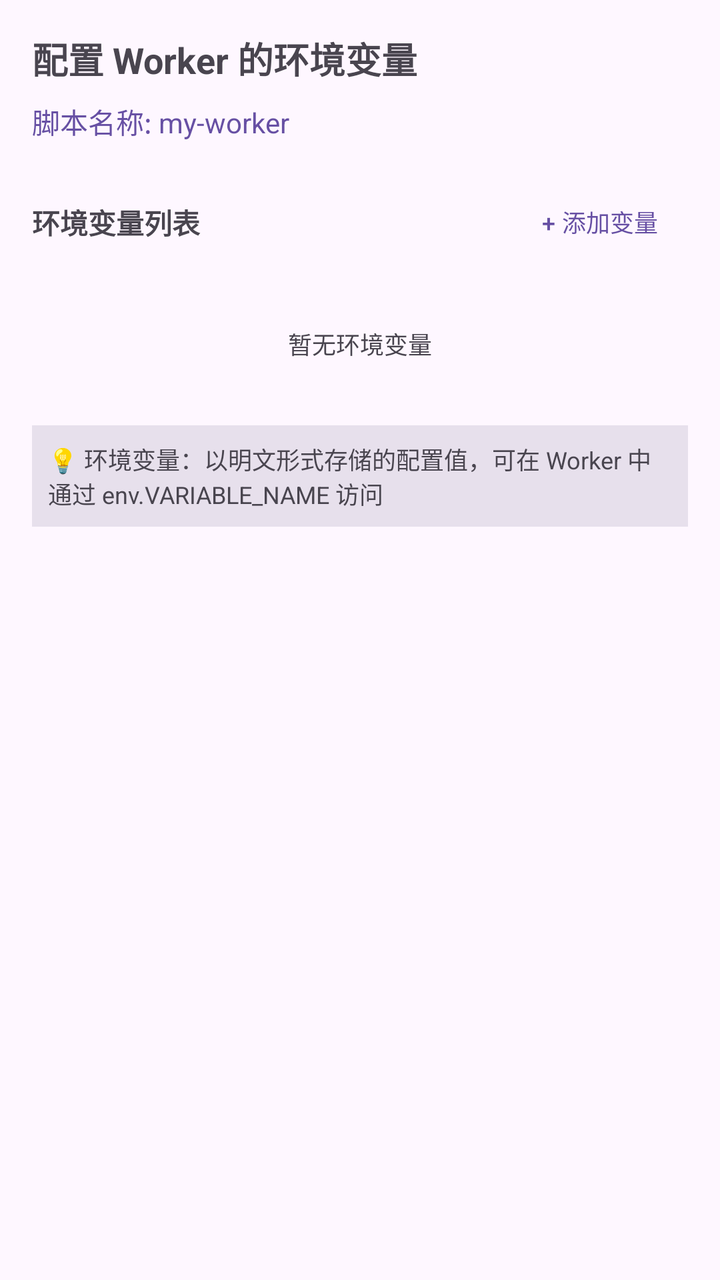
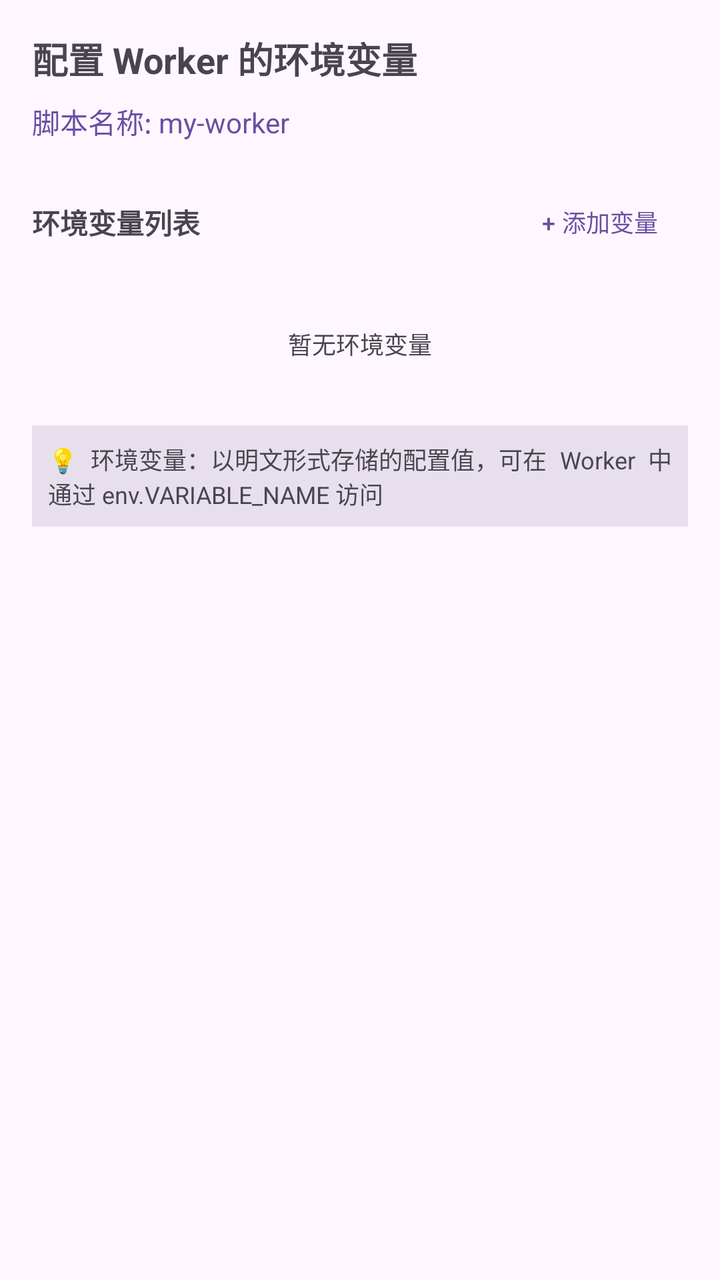

Compare the two renders of this Android layout. The source of the first and the diff that turns it into the second are given below.
<!-- AndroidManifest.xml: application theme AppTheme -->
<!-- res/layout/dialog_script_variables.xml -->
<?xml version="1.0" encoding="utf-8"?>
<LinearLayout xmlns:android="http://schemas.android.com/apk/res/android"
    xmlns:app="http://schemas.android.com/apk/res-auto"
    android:layout_width="match_parent"
    android:layout_height="wrap_content"
    android:orientation="vertical"
    android:padding="16dp">

    <TextView
        android:id="@+id/scriptNameTitle"
        android:layout_width="match_parent"
        android:layout_height="wrap_content"
        android:text="配置 Worker 的环境变量"
        android:textSize="18sp"
        android:textStyle="bold"
        android:layout_marginBottom="8dp" />

    <TextView
        android:id="@+id/scriptNameText"
        android:layout_width="match_parent"
        android:layout_height="wrap_content"
        android:text="脚本名称: my-worker"
        android:textSize="14sp"
        android:textColor="?attr/colorPrimary"
        android:layout_marginBottom="16dp" />

    <LinearLayout
        android:layout_width="match_parent"
        android:layout_height="wrap_content"
        android:orientation="horizontal"
        android:gravity="center_vertical"
        android:layout_marginBottom="12dp">

        <TextView
            android:layout_width="0dp"
            android:layout_height="wrap_content"
            android:layout_weight="1"
            android:text="环境变量列表"
            android:textSize="14sp"
            android:textStyle="bold" />

        <Button
            android:id="@+id/addVariableBtn"
            android:layout_width="wrap_content"
            android:layout_height="wrap_content"
            android:text="+ 添加变量"
            android:textSize="12sp"
            style="@style/Widget.Material3.Button.TextButton" />

    </LinearLayout>

    <androidx.recyclerview.widget.RecyclerView
        android:id="@+id/variablesRecyclerView"
        android:layout_width="match_parent"
        android:layout_height="wrap_content"
        android:maxHeight="300dp"
        android:nestedScrollingEnabled="true"
        app:layoutManager="androidx.recyclerview.widget.LinearLayoutManager" />

    <TextView
        android:id="@+id/noVariablesText"
        android:layout_width="match_parent"
        android:layout_height="wrap_content"
        android:text="暂无环境变量"
        android:textSize="12sp"
        android:textColor="?android:attr/textColorSecondary"
        android:padding="16dp"
        android:gravity="center"
        android:visibility="visible" />

    <TextView
        android:layout_width="match_parent"
        android:layout_height="wrap_content"
        android:text="💡 环境变量：以明文形式存储的配置值，可在 Worker 中通过 env.VARIABLE_NAME 访问"
        android:textSize="12sp"
        android:textColor="?android:attr/textColorSecondary"
        android:layout_marginTop="16dp"
        android:padding="8dp"
        android:background="?attr/colorSurfaceVariant" />

</LinearLayout>
<!-- resources referenced by this layout -->
<resources>
  <style name="AppTheme" parent="Base.AppTheme" />
  <style name="Base.AppTheme" parent="Theme.Material3.DayNight.NoActionBar">
      
      
    </style>
</resources>

<!-- the commit's change to res/layout/dialog_script_variables.xml (unified diff, before → after) -->
@@ -10,7 +10,7 @@
         android:id="@+id/scriptNameTitle"
         android:layout_width="match_parent"
         android:layout_height="wrap_content"
-        android:text="配置 Worker 的环境变量"
+        android:text="@string/xml_dialog_script_variables"
         android:textSize="18sp"
         android:textStyle="bold"
         android:layout_marginBottom="8dp" />
@@ -19,7 +19,7 @@
         android:id="@+id/scriptNameText"
         android:layout_width="match_parent"
         android:layout_height="wrap_content"
-        android:text="脚本名称: my-worker"
+        android:text="@string/binding_script_name_preview"
         android:textSize="14sp"
         android:textColor="?attr/colorPrimary"
         android:layout_marginBottom="16dp" />
@@ -35,7 +35,7 @@
             android:layout_width="0dp"
             android:layout_height="wrap_content"
             android:layout_weight="1"
-            android:text="环境变量列表"
+            android:text="@string/pages_variables_list_title"
             android:textSize="14sp"
             android:textStyle="bold" />
 
@@ -43,7 +43,7 @@
             android:id="@+id/addVariableBtn"
             android:layout_width="wrap_content"
             android:layout_height="wrap_content"
-            android:text="+ 添加变量"
+            android:text="@string/pages_add_variable"
             android:textSize="12sp"
             style="@style/Widget.Material3.Button.TextButton" />
 
@@ -61,7 +61,7 @@
         android:id="@+id/noVariablesText"
         android:layout_width="match_parent"
         android:layout_height="wrap_content"
-        android:text="暂无环境变量"
+        android:text="@string/pages_no_variables"
         android:textSize="12sp"
         android:textColor="?android:attr/textColorSecondary"
         android:padding="16dp"
@@ -71,7 +71,7 @@
     <TextView
         android:layout_width="match_parent"
         android:layout_height="wrap_content"
-        android:text="💡 环境变量：以明文形式存储的配置值，可在 Worker 中通过 env.VARIABLE_NAME 访问"
+        android:text="@string/xml_dialog_script_variables_2"
         android:textSize="12sp"
         android:textColor="?android:attr/textColorSecondary"
         android:layout_marginTop="16dp"
<!-- resource entries referenced after the edit -->
@@ -1,9 +1,58 @@
 <!-- resources referenced by this layout -->
 <resources>
+  <string name="binding_script_name_preview">脚本名称: my-worker</string>
+  <string name="pages_add_variable">+ 添加变量</string>
+  <string name="pages_no_variables">暂无环境变量</string>
+  <string name="pages_variables_list_title">环境变量列表</string>
+  <string name="xml_dialog_script_variables">配置 Worker 的环境变量</string>
+  <string name="xml_dialog_script_variables_2">💡 环境变量：以明文形式存储的配置值，可在 Worker 中通过 env.VARIABLE_NAME 访问</string>
   <style name="AppTheme" parent="Base.AppTheme" />
   <style name="Base.AppTheme" parent="Theme.Material3.DayNight.NoActionBar">
       
       
+  
+      
+      <item name="android:textViewStyle">@style/AppTextView</item>
+      <item name="android:buttonStyle">@style/AppButton</item>
+      <item name="materialButtonStyle">@style/AppMaterialButton</item>
+      <item name="chipStyle">@style/AppChip</item>
     </style>
+  <style name="AppTextView" parent="@android:style/Widget.DeviceDefault.TextView">
+      <item name="android:breakStrategy">simple</item>
+      <item name="android:hyphenationFrequency">full</item>
+      <item name="android:ellipsize">end</item>
+      <item name="android:justificationMode">inter_word</item>
+      <item name="android:textIsSelectable">false</item>
+    </style>
+  <style name="AppButton" parent="Widget.Material3.Button">
+      <item name="android:minHeight">@dimen/app_button_min_height</item>
+      <item name="android:minWidth">@dimen/app_button_min_width</item>
+      <item name="android:maxLines">2</item>
+      <item name="android:ellipsize">end</item>
+      <item name="android:paddingStart">@dimen/app_button_padding_h</item>
+      <item name="android:paddingEnd">@dimen/app_button_padding_h</item>
+      <item name="android:breakStrategy">simple</item>
+      <item name="android:hyphenationFrequency">full</item>
+      <item name="android:textSize">@dimen/app_button_text_size</item>
+    </style>
+  <style name="AppMaterialButton" parent="Widget.Material3.Button">
+      <item name="android:minHeight">@dimen/app_button_min_height</item>
+      <item name="android:minWidth">@dimen/app_button_min_width</item>
+      <item name="android:maxLines">2</item>
+      <item name="android:ellipsize">end</item>
+      <item name="android:paddingStart">@dimen/app_button_padding_h</item>
+      <item name="android:paddingEnd">@dimen/app_button_padding_h</item>
+      <item name="android:breakStrategy">simple</item>
+      <item name="android:hyphenationFrequency">full</item>
+      <item name="android:textAllCaps">false</item>
+      <item name="android:textSize">@dimen/app_button_text_size</item>
+    </style>
+  <style name="AppChip" parent="Widget.Material3.Chip.Assist">
+      <item name="android:textIsSelectable">false</item>
+    </style>
+  <dimen name="app_button_min_height">48dp</dimen>
+  <dimen name="app_button_min_width">112dp</dimen>
+  <dimen name="app_button_padding_h">10dp</dimen>
+  <dimen name="app_button_text_size">13sp</dimen>
 </resources>
 
